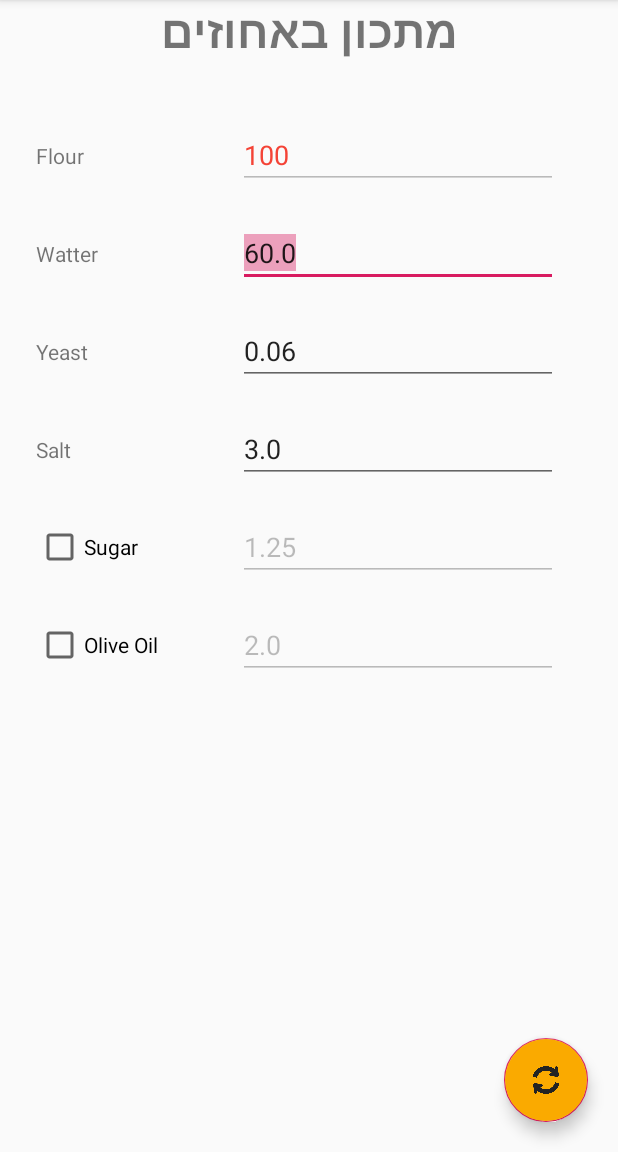
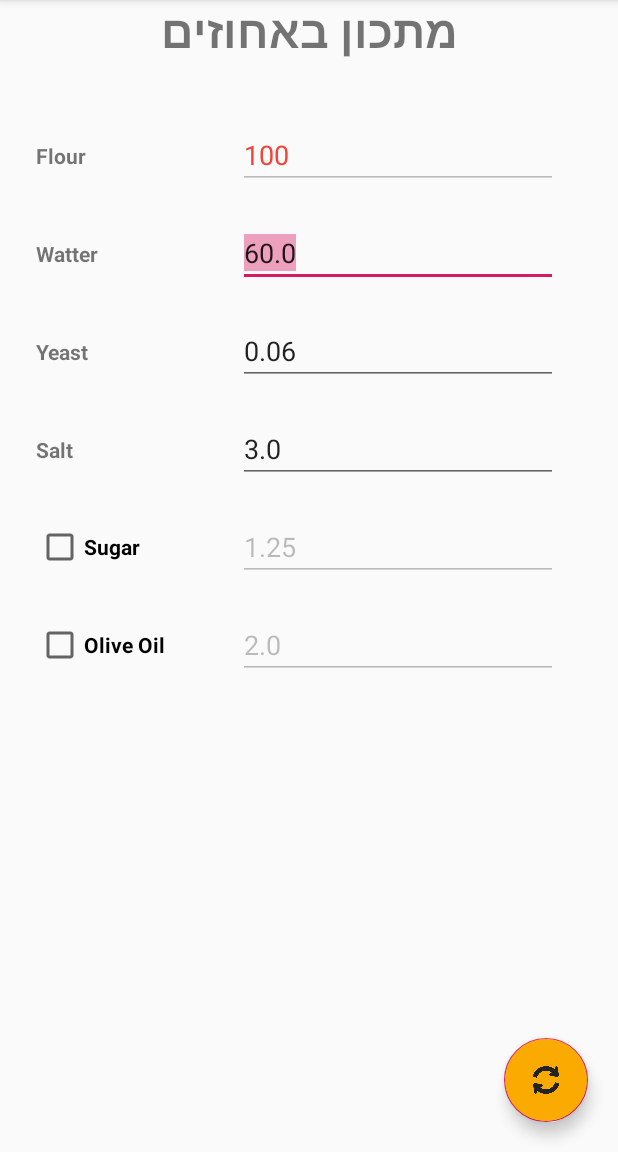
Before and after one commit to C64HexCoder/PizaCalc, an Android app: the BakersRecipe screen opened directly, with no data from a screen before it, on a phone screen of 412 x 824 dp, the part 84-1236 px from its top. Run offline under Robolectric (Android 15) with nearby library versions, the phone set to English and light mode, and no system bars.

Commit message:
Changed the texts to BOLD

```diff
--- a/app/src/main/res/layout/activity_bakers_recipe.xml
+++ b/app/src/main/res/layout/activity_bakers_recipe.xml
@@ -97,6 +97,7 @@
         android:layout_height="wrap_content"
         android:paddingRight="6dp"
         android:text="@string/flour"
+        android:textStyle="bold"
         app:layout_constraintBottom_toBottomOf="@+id/flourEd"
         app:layout_constraintEnd_toStartOf="@+id/flourEd"
         app:layout_constraintHorizontal_bias="0.2"
@@ -109,6 +110,7 @@
         android:layout_height="wrap_content"
         android:paddingRight="6dp"
         android:text="@string/watter"
+        android:textStyle="bold"
         app:layout_constraintBottom_toBottomOf="@+id/watterEd"
         app:layout_constraintStart_toStartOf="@+id/textView7"
         app:layout_constraintTop_toTopOf="@+id/watterEd" />
@@ -119,6 +121,7 @@
         android:layout_height="wrap_content"
         android:paddingRight="6dp"
         android:text="@string/dryInstant"
+        android:textStyle="bold"
         app:layout_constraintBottom_toBottomOf="@+id/yeastEd"
         app:layout_constraintStart_toStartOf="@+id/textView8"
         app:layout_constraintTop_toTopOf="@+id/yeastEd" />
@@ -129,6 +132,8 @@
         android:layout_height="wrap_content"
         android:paddingRight="6dp"
         android:text="@string/salt"
+        android:textAlignment="viewStart"
+        android:textStyle="bold"
         app:layout_constraintBottom_toBottomOf="@+id/saltEd"
         app:layout_constraintStart_toStartOf="@+id/yestTV"
         app:layout_constraintTop_toTopOf="@+id/saltEd" />
@@ -140,6 +145,7 @@
         android:layout_height="48dp"
         android:gravity="center"
         android:text="@string/sugar"
+        android:textStyle="bold"
         app:layout_constraintBottom_toBottomOf="@+id/sugarEd"
         app:layout_constraintStart_toStartOf="@+id/textView10"
         app:layout_constraintTop_toTopOf="@+id/sugarEd" />
@@ -149,6 +155,7 @@
         android:layout_width="wrap_content"
         android:layout_height="48dp"
         android:text="@string/olive_oil"
+        android:textStyle="bold"
         app:layout_constraintBottom_toBottomOf="@+id/oliveOilEd"
         app:layout_constraintStart_toStartOf="@+id/sugarCB"
         app:layout_constraintTop_toTopOf="@+id/oliveOilEd" />
--- a/app/src/main/res/layout/activity_calculate_recepie.xml
+++ b/app/src/main/res/layout/activity_calculate_recepie.xml
@@ -40,6 +40,7 @@
         android:layout_width="wrap_content"
         android:layout_height="wrap_content"
         android:text="@string/flour"
+        android:textStyle="bold"
         app:layout_constraintBottom_toBottomOf="@+id/flourEd"
         app:layout_constraintStart_toStartOf="@+id/textView4"
         app:layout_constraintTop_toTopOf="@+id/flourEd" />
@@ -65,6 +66,7 @@
         android:layout_width="wrap_content"
         android:layout_height="wrap_content"
         android:text="@string/dryInstant"
+        android:textStyle="bold"
         app:layout_constraintBottom_toBottomOf="@+id/yeastED"
         app:layout_constraintStart_toStartOf="@+id/textView6"
         app:layout_constraintTop_toTopOf="@+id/yeastED" />
@@ -74,6 +76,7 @@
         android:layout_width="wrap_content"
         android:layout_height="wrap_content"
         android:text="@string/salt"
+        android:textStyle="bold"
         app:layout_constraintBottom_toBottomOf="@+id/saltED"
         app:layout_constraintStart_toStartOf="@+id/sugarTV"
         app:layout_constraintTop_toTopOf="@+id/saltED"
@@ -84,6 +87,7 @@
         android:layout_width="wrap_content"
         android:layout_height="wrap_content"
         android:text="@string/watter"
+        android:textStyle="bold"
         app:layout_constraintBottom_toBottomOf="@+id/watterEd"
         app:layout_constraintStart_toStartOf="@+id/calc_recipt_yeastTV"
         app:layout_constraintTop_toTopOf="@+id/watterEd" />
@@ -136,6 +140,7 @@
         android:layout_width="wrap_content"
         android:layout_height="wrap_content"
         android:text="@string/sugar"
+        android:textStyle="bold"
         app:layout_constraintBottom_toBottomOf="@+id/sugarED"
         app:layout_constraintStart_toStartOf="@+id/oliveOilTV"
         app:layout_constraintTop_toTopOf="@+id/sugarED" />
@@ -145,6 +150,7 @@
         android:layout_width="wrap_content"
         android:layout_height="wrap_content"
         android:text="@string/olive_oil"
+        android:textStyle="bold"
         app:layout_constraintBottom_toBottomOf="@+id/oliveOilED"
         app:layout_constraintEnd_toStartOf="@+id/oliveOilED"
         app:layout_constraintHorizontal_bias="0.36"
```
